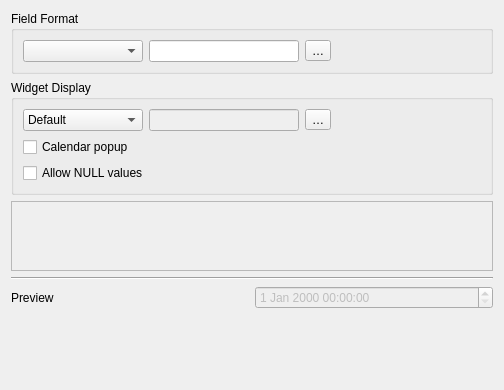
Old version of the form src/ui/editorwidgets/qgsdatetimeeditconfig.ui in the repository nextgis/nextgisqgis.
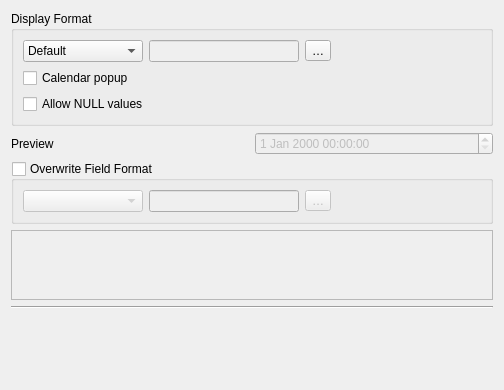
New version of the form. Icons and pictures are not drawn. Custom widgets are drawn as their Qt base class.

Diff of the .ui file:
```diff
--- a/src/ui/editorwidgets/qgsdatetimeeditconfig.ui
+++ b/src/ui/editorwidgets/qgsdatetimeeditconfig.ui
@@ -14,7 +14,14 @@
    <string notr="true">Form</string>
   </property>
   <layout class="QGridLayout" name="gridLayout">
-   <item row="4" column="0">
+   <item row="9" column="0">
+    <widget class="Line" name="line">
+     <property name="orientation">
+      <enum>Qt::Horizontal</enum>
+     </property>
+    </widget>
+   </item>
+   <item row="5" column="0">
     <widget class="QgsScrollArea" name="mHelpScrollArea">
      <property name="sizePolicy">
       <sizepolicy hsizetype="Expanding" vsizetype="MinimumExpanding">
@@ -30,8 +37,8 @@
        <rect>
         <x>0</x>
         <y>0</y>
-        <width>478</width>
-        <height>971</height>
+        <width>484</width>
+        <height>68</height>
        </rect>
       </property>
       <layout class="QGridLayout" name="gridLayout_5">
@@ -52,86 +59,10 @@
      </widget>
     </widget>
    </item>
-   <item row="10" column="0">
-    <spacer name="verticalSpacer">
-     <property name="orientation">
-      <enum>Qt::Vertical</enum>
-     </property>
-     <property name="sizeHint" stdset="0">
-      <size>
-       <width>20</width>
-       <height>40</height>
-      </size>
-     </property>
-    </spacer>
-   </item>
-   <item row="8" column="0">
-    <widget class="Line" name="line">
-     <property name="orientation">
-      <enum>Qt::Horizontal</enum>
-     </property>
-    </widget>
-   </item>
-   <item row="0" column="0">
-    <widget class="QGroupBox" name="groupBox_2">
-     <property name="title">
-      <string>Field Format</string>
-     </property>
-     <layout class="QGridLayout" name="gridLayout_3">
-      <item row="0" column="0">
-       <widget class="QComboBox" name="mFieldFormatComboBox">
-        <property name="minimumSize">
-         <size>
-          <width>120</width>
-          <height>0</height>
-         </size>
-        </property>
-       </widget>
-      </item>
-      <item row="0" column="1">
-       <widget class="QLineEdit" name="mFieldFormatEdit">
-        <property name="enabled">
-         <bool>true</bool>
-        </property>
-       </widget>
-      </item>
-      <item row="0" column="3">
-       <spacer name="horizontalSpacer">
-        <property name="orientation">
-         <enum>Qt::Horizontal</enum>
-        </property>
-        <property name="sizeHint" stdset="0">
-         <size>
-          <width>40</width>
-          <height>20</height>
-         </size>
-        </property>
-       </spacer>
-      </item>
-      <item row="0" column="2">
-       <widget class="QToolButton" name="mFieldHelpToolButton">
-        <property name="text">
-         <string>…</string>
-        </property>
-        <property name="icon">
-         <iconset resource="../../../images/images.qrc">
-          <normaloff>:/images/themes/default/mActionHelpContents.svg</normaloff>:/images/themes/default/mActionHelpContents.svg</iconset>
-        </property>
-        <property name="checkable">
-         <bool>true</bool>
-        </property>
-        <property name="checked">
-         <bool>false</bool>
-        </property>
-       </widget>
-      </item>
-     </layout>
-    </widget>
-   </item>
    <item row="2" column="0">
     <widget class="QGroupBox" name="groupBox">
      <property name="title">
-      <string>Widget Display</string>
+      <string>Display Format</string>
      </property>
      <layout class="QGridLayout" name="gridLayout_2">
       <item row="0" column="3">
@@ -214,7 +145,85 @@
      </layout>
     </widget>
    </item>
-   <item row="9" column="0">
+   <item row="11" column="0">
+    <spacer name="verticalSpacer">
+     <property name="orientation">
+      <enum>Qt::Vertical</enum>
+     </property>
+     <property name="sizeHint" stdset="0">
+      <size>
+       <width>20</width>
+       <height>40</height>
+      </size>
+     </property>
+    </spacer>
+   </item>
+   <item row="4" column="0">
+    <widget class="QGroupBox" name="mFieldFormatGroupBox">
+     <property name="toolTip">
+      <string>&lt;html&gt;&lt;head/&gt;&lt;body&gt;&lt;p&gt;The field format allows customizing the format in which the date will be stored in the datasource. &lt;/p&gt;&lt;p&gt;&lt;br/&gt;&lt;/p&gt;&lt;p&gt;Overwriting the field format is&lt;span style=&quot; font-weight:600; font-style:italic;&quot;/&gt;usually&lt;span style=&quot; font-weight:600; font-style:italic;&quot;/&gt;intended for fields that are &lt;span style=&quot; font-weight:600; font-style:italic;&quot;&gt;not&lt;/span&gt; of a date type.&lt;/p&gt;&lt;p&gt;For the display format of the date widget, use the section above.&lt;/p&gt;&lt;/body&gt;&lt;/html&gt;</string>
+     </property>
+     <property name="title">
+      <string>Overwrite Field Format</string>
+     </property>
+     <property name="checkable">
+      <bool>true</bool>
+     </property>
+     <property name="checked">
+      <bool>false</bool>
+     </property>
+     <layout class="QGridLayout" name="gridLayout_3">
+      <item row="0" column="2">
+       <widget class="QToolButton" name="mFieldHelpToolButton">
+        <property name="text">
+         <string>…</string>
+        </property>
+        <property name="icon">
+         <iconset resource="../../../images/images.qrc">
+          <normaloff>:/images/themes/default/mActionHelpContents.svg</normaloff>:/images/themes/default/mActionHelpContents.svg</iconset>
+        </property>
+        <property name="checkable">
+         <bool>true</bool>
+        </property>
+        <property name="checked">
+         <bool>false</bool>
+        </property>
+       </widget>
+      </item>
+      <item row="0" column="3">
+       <spacer name="horizontalSpacer">
+        <property name="orientation">
+         <enum>Qt::Horizontal</enum>
+        </property>
+        <property name="sizeHint" stdset="0">
+         <size>
+          <width>40</width>
+          <height>20</height>
+         </size>
+        </property>
+       </spacer>
+      </item>
+      <item row="0" column="1">
+       <widget class="QLineEdit" name="mFieldFormatEdit">
+        <property name="enabled">
+         <bool>false</bool>
+        </property>
+       </widget>
+      </item>
+      <item row="0" column="0">
+       <widget class="QComboBox" name="mFieldFormatComboBox">
+        <property name="minimumSize">
+         <size>
+          <width>120</width>
+          <height>0</height>
+         </size>
+        </property>
+       </widget>
+      </item>
+     </layout>
+    </widget>
+   </item>
+   <item row="3" column="0">
     <layout class="QHBoxLayout" name="horizontalLayout_3">
      <item>
       <widget class="QLabel" name="label">
```
Left out of the diff: 3 changed lines with no effect on the pictures.
